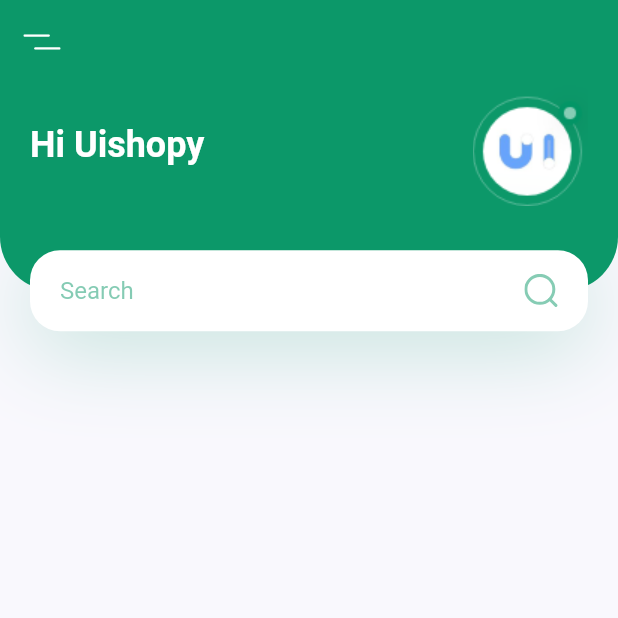
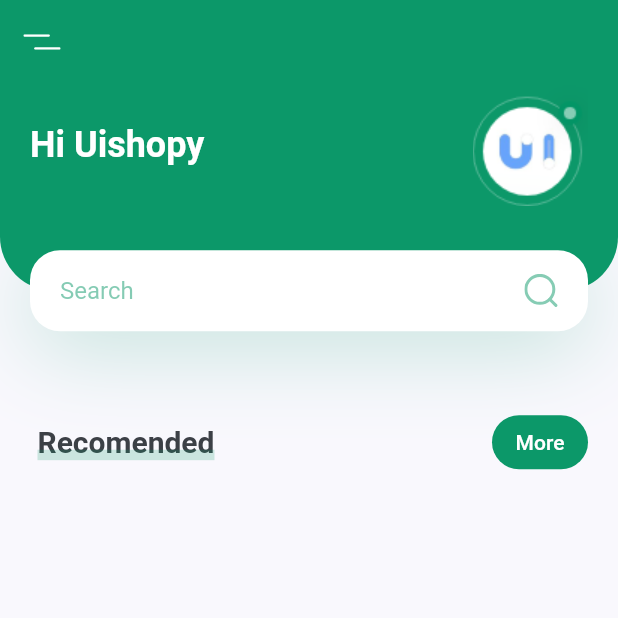
Before and after one commit to WillianMedeiros14/PlantApp, a Flutter app: the screen it shows after launch, on a phone screen of 412 x 824 dp, the top half of it. Run offline on Flutter 3.47's test engine with Material 2 defaults, Android fonts, the phone set to English and light mode, and no system bars; our stand-ins replace flutter_svg.

Commit message:
feat: create title_with_more_btn

```diff
--- a/lib/screens/home/components/body.dart
+++ b/lib/screens/home/components/body.dart
@@ -2,6 +2,7 @@ import 'package:flutter/material.dart';
 import 'package:flutter_svg/svg.dart';
 import 'package:plantapp/constants.dart';
 import 'package:plantapp/screens/home/components/header_with_searchbox.dart';
+import 'package:plantapp/screens/home/components/title_with_more_btn.dart';
 
 class Body extends StatelessWidget {
   @override
@@ -11,6 +12,10 @@ class Body extends StatelessWidget {
       child: Column(
         children: [
           HeaderWithSearchBox(size: size),
+          TitleWithMoreBtn(
+            title: "Recomended",
+            press: () {},
+          ),
         ],
       ),
     );
--- /dev/null
+++ b/lib/screens/home/components/title_with_more_btn.dart
@@ -0,0 +1,85 @@
+import 'package:flutter/material.dart';
+import 'package:plantapp/constants.dart';
+
+class TitleWithMoreBtn extends StatelessWidget {
+  const TitleWithMoreBtn({
+    Key? key,
+    required this.title,
+    required this.press,
+  }) : super(key: key);
+
+  final String title;
+  final Function press;
+
+  @override
+  Widget build(BuildContext context) {
+    return Padding(
+      padding: const EdgeInsets.symmetric(horizontal: kDefaultPadding),
+      child: Row(
+        children: [
+          TitleWithCustomUnderline(
+            text: title,
+          ),
+          Spacer(),
+          TextButton(
+            style: TextButton.styleFrom(
+              primary: Colors.white,
+              backgroundColor: kPrimaryColor,
+              shape: RoundedRectangleBorder(
+                borderRadius: BorderRadius.circular(20),
+              ),
+            ),
+            onPressed: press(),
+            child: Text(
+              "More",
+              style: TextStyle(color: Colors.white),
+            ),
+          )
+        ],
+      ),
+    );
+  }
+}
+
+class TitleWithCustomUnderline extends StatelessWidget {
+  const TitleWithCustomUnderline({
+    Key? key,
+    required this.text,
+  }) : super(key: key);
+
+  final String text;
+
+  @override
+  Widget build(BuildContext context) {
+    return Container(
+      height: 24,
+      child: Stack(
+        children: [
+          // ignore: prefer_const_constructors
+          Padding(
+            padding: const EdgeInsets.only(left: kDefaultPadding / 4),
+            // ignore: prefer_const_constructors
+            child: Text(
+              text,
+              // ignore: prefer_const_constructors
+              style: TextStyle(
+                fontSize: 20,
+                fontWeight: FontWeight.bold,
+              ),
+            ),
+          ),
+          Positioned(
+            bottom: 0,
+            left: 0,
+            right: 0,
+            child: Container(
+              margin: EdgeInsets.only(left: kDefaultPadding / 4),
+              height: 7,
+              color: kPrimaryColor.withOpacity(0.2),
+            ),
+          )
+        ],
+      ),
+    );
+  }
+}
```
